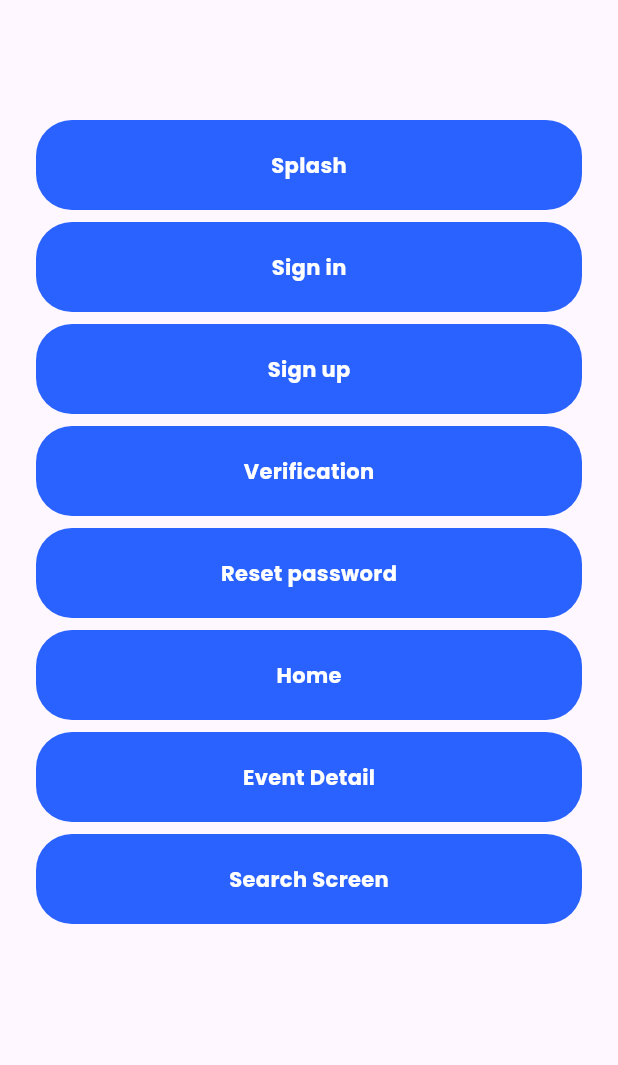
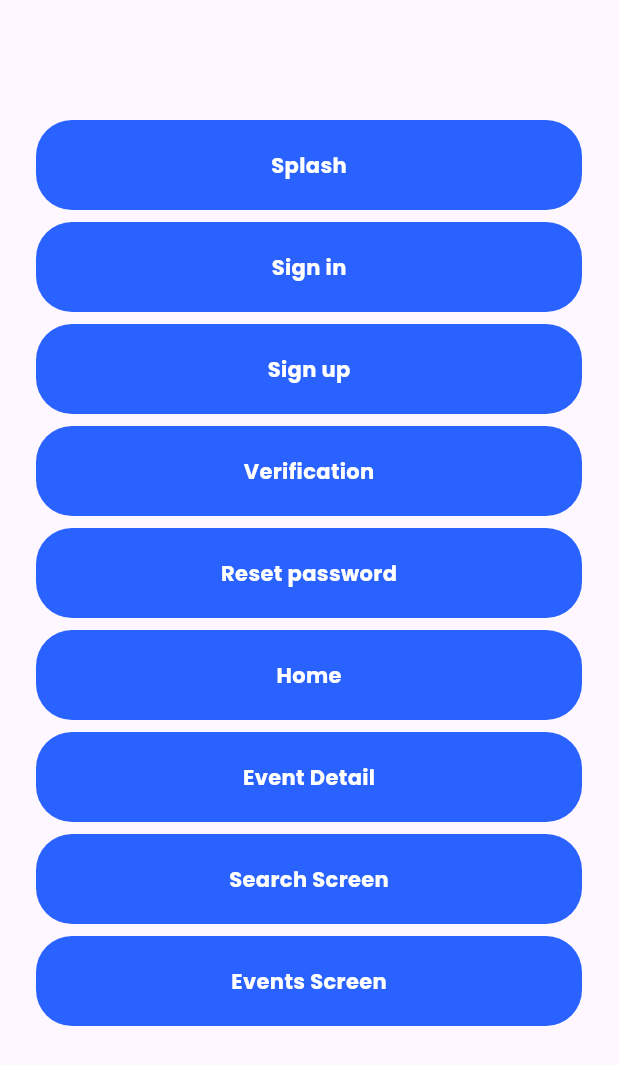
Before and after one commit to muzzammil763/event_booking_ui, a Flutter app: the screen it shows after launch, on a phone screen of 412 x 824 dp. Shown: the top 1065 px of the screen. Run offline on Flutter 3.47's test engine with Material 3 defaults, Android fonts, the phone set to English and light mode, and no system bars; our stand-ins replace flutter_svg, google_fonts.

Commit message:
added event screen

```diff
--- a/lib/Screens/screen_selecter.dart
+++ b/lib/Screens/screen_selecter.dart
@@ -1,4 +1,5 @@
 import 'package:event_planner_ui/Screens/eventdetails.dart';
+import 'package:event_planner_ui/Screens/events.dart';
 import 'package:event_planner_ui/Screens/home.dart';
 import 'package:event_planner_ui/Screens/reset_password.dart';
 import 'package:event_planner_ui/Screens/search.dart';
@@ -268,6 +269,36 @@
                   ),
                 ),
               ),
+              const SizedBox(
+                height: 8,
+              ),
+              InkWell(
+                onTap: () {
+                  Navigator.push(
+                    context,
+                    MaterialPageRoute(
+                      builder: (context) => const EventsScreen(),
+                    ),
+                  );
+                },
+                child: Container(
+                  height: 60,
+                  width: double.infinity,
+                  decoration: BoxDecoration(
+                    color: Colors.blueAccent[700],
+                    borderRadius: BorderRadius.circular(24),
+                  ),
+                  child: const Center(
+                    child: Text(
+                      "Events Screen",
+                      style: TextStyle(
+                        color: Colors.white,
+                        fontWeight: FontWeight.bold,
+                      ),
+                    ),
+                  ),
+                ),
+              ),
             ],
           ),
         ),
```
Also changed, not shown: lib/Screens/events.dart (added, +10 -0 lines).
